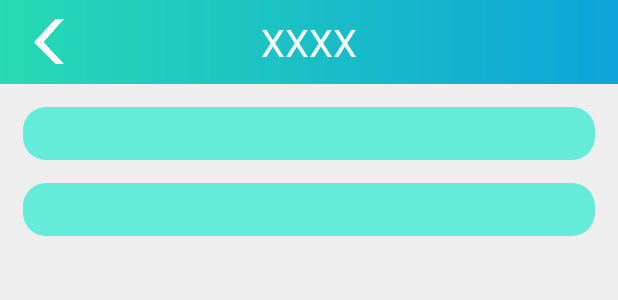
After one commit to SGP0410/SmartCampus, an Android app: the layout consumption_trend_fragment.xml on its own in the app's theme, with its tools: preview values and no code run, on a phone screen of 412 x 824 dp. The commit adds this screen. Shown: the top 300 px of the screen. Run offline under Robolectric (Android 15) with nearby library versions, the phone set to English and light mode, and no system bars.

Commit message:
2021-6-24 9:29

```diff
--- /dev/null
+++ b/app/src/main/res/layout/consumption_trend_fragment.xml
@@ -0,0 +1,59 @@
+<?xml version="1.0" encoding="utf-8"?>
+<LinearLayout xmlns:android="http://schemas.android.com/apk/res/android"
+    android:orientation="vertical" android:layout_width="match_parent"
+    android:layout_height="match_parent"
+    android:background="#EEE">
+
+    <include layout="@layout/title_back_g"/>
+
+    <LinearLayout
+        android:layout_width="match_parent"
+        android:layout_height="0dp"
+        android:layout_weight="1"
+        android:orientation="vertical">
+
+        <Spinner
+            android:id="@+id/spinner1"
+            android:layout_width="match_parent"
+            android:layout_height="35dp"
+            android:background="@drawable/baiyuanjiao"
+            android:layout_margin="15dp"/>
+
+        <Spinner
+            android:id="@+id/spinner2"
+            android:layout_width="match_parent"
+            android:layout_height="35dp"
+            android:background="@drawable/baiyuanjiao"
+            android:layout_marginBottom="15dp"
+            android:layout_marginLeft="15dp"
+            android:layout_marginRight="15dp"/>
+
+    </LinearLayout>
+
+    <LinearLayout
+        android:layout_width="match_parent"
+        android:layout_height="0dp"
+        android:layout_weight="3"
+        android:orientation="vertical">
+
+        <GridView
+            android:id="@+id/grid_view"
+            android:layout_width="match_parent"
+            android:layout_height="match_parent"/>
+
+    </LinearLayout>
+
+
+    <LinearLayout
+        android:layout_width="match_parent"
+        android:layout_height="0dp"
+        android:layout_weight="1"
+        android:orientation="vertical">
+
+
+    </LinearLayout>
+
+
+
+
+</LinearLayout>
```
Also changed, not shown: app/src/main/java/com/example/smartcampus/Application.java (+8 -2 lines), app/src/main/java/com/example/smartcampus/bean/statistics/GradeSexExpenseSum.java (added, +39 -0 lines), app/src/main/java/com/example/smartcampus/bean/statistics/ProvinceMunicipalExpenseSum.java (added, +118 -0 lines), app/src/main/java/com/example/smartcampus/fragment/statisticsFragment/ConsumptionTrendFragment.java (+138 -3 lines), app/src/main/java/com/example/smartcampus/fragment/statisticsFragment/MunicipalStudentSourceFragment.java (+26 -6 lines), app/src/main/java/com/example/smartcampus/fragment/statisticsFragment/ProvinceStudentSourceFragment.java (+32 -10 lines), app/src/main/java/com/example/smartcampus/utils/Utils.java (added, +19 -0 lines).
